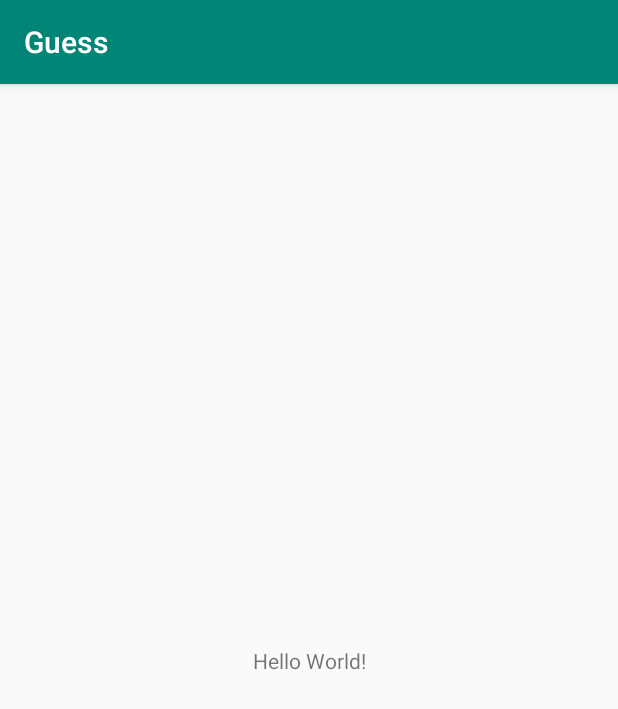
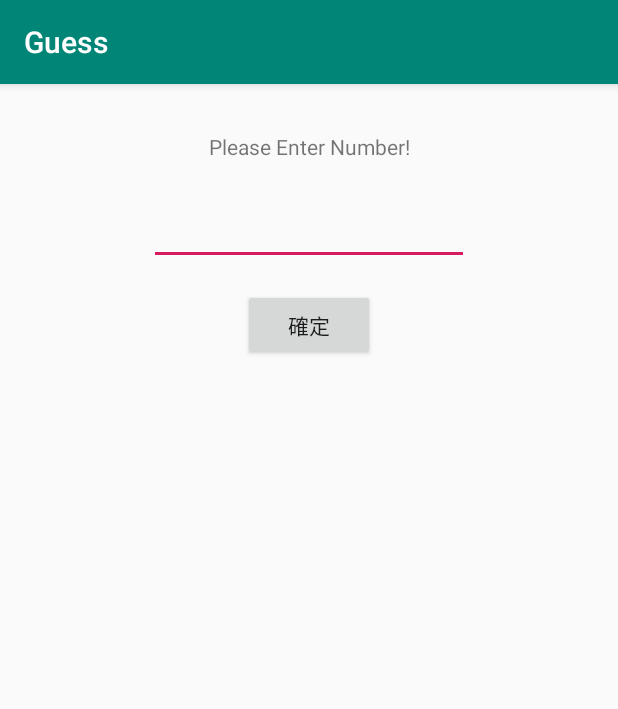
Before and after one commit to Moremoregreen/Guess, an Android app: the screen it shows after launch (MainActivity), on a phone screen of 412 x 824 dp. Shown: the top 709 px of the screen. Run offline under Robolectric (Android 15) with nearby library versions, the phone set to English and light mode, and no system bars.

Commit message:
function design, toast, dialog

```diff
--- a/app/src/main/res/layout/activity_main.xml
+++ b/app/src/main/res/layout/activity_main.xml
@@ -10,10 +10,32 @@
         android:id="@+id/hello_main"
         android:layout_width="wrap_content"
         android:layout_height="wrap_content"
-        android:text="Hello World!"
-        app:layout_constraintBottom_toBottomOf="parent"
+        android:layout_marginTop="32dp"
+        android:text="Please Enter Number!"
         app:layout_constraintLeft_toLeftOf="parent"
         app:layout_constraintRight_toRightOf="parent"
         app:layout_constraintTop_toTopOf="parent" />
 
+    <EditText
+        android:id="@+id/ed_number"
+        android:layout_width="wrap_content"
+        android:layout_height="wrap_content"
+        android:layout_marginTop="24dp"
+        android:ems="10"
+        android:inputType="numberDecimal"
+        app:layout_constraintEnd_toEndOf="parent"
+        app:layout_constraintStart_toStartOf="parent"
+        app:layout_constraintTop_toBottomOf="@+id/hello_main" />
+
+    <Button
+        android:id="@+id/btn_submit"
+        android:layout_width="wrap_content"
+        android:layout_height="wrap_content"
+        android:layout_marginTop="16dp"
+        android:onClick="check"
+        android:text="@string/ok"
+        app:layout_constraintEnd_toEndOf="parent"
+        app:layout_constraintStart_toStartOf="parent"
+        app:layout_constraintTop_toBottomOf="@+id/ed_number" />
+
 </androidx.constraintlayout.widget.ConstraintLayout>
--- a/build.gradle
+++ b/build.gradle
@@ -8,7 +8,7 @@ buildscript {
 
     }
     dependencies {
-        classpath 'com.android.tools.build:gradle:3.5.2'
+        classpath 'com.android.tools.build:gradle:3.5.3'
         classpath "org.jetbrains.kotlin:kotlin-gradle-plugin:$kotlin_version"
         // NOTE: Do not place your application dependencies here; they belong
         // in the individual module build.gradle files
```
Also changed, not shown: app/src/main/java/com/mmg/guess/MainActivity.kt (+24 -0 lines), app/src/main/java/com/mmg/guess/SecretNumber.kt (added, +18 -0 lines), app/src/main/res/layout/linear_main.xml (added, +31 -0 lines), gradle.properties (+9 -13 lines).
